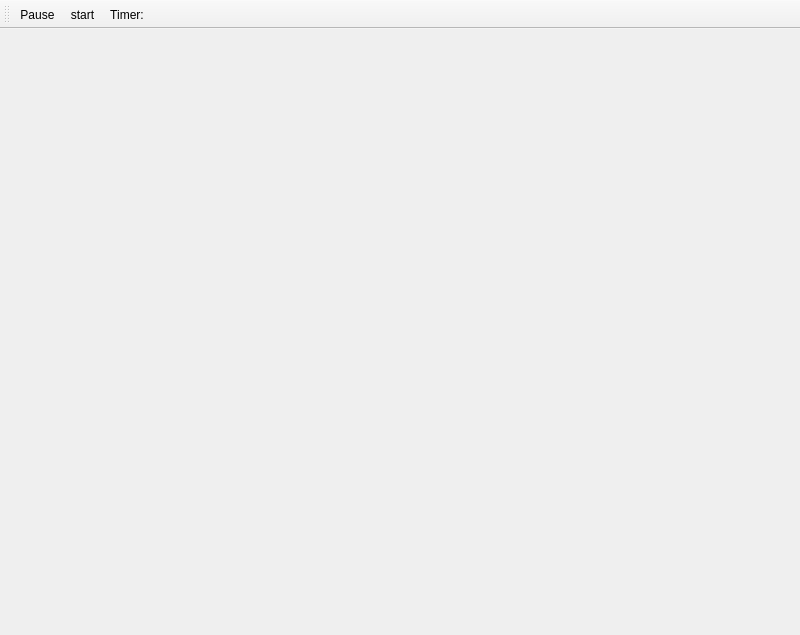
Before: the Qt Designer form A7-Parachutes/A7-Parachutes/gamewindow.ui in thePeterPan/CS3505-2016, drawn with Qt 5.
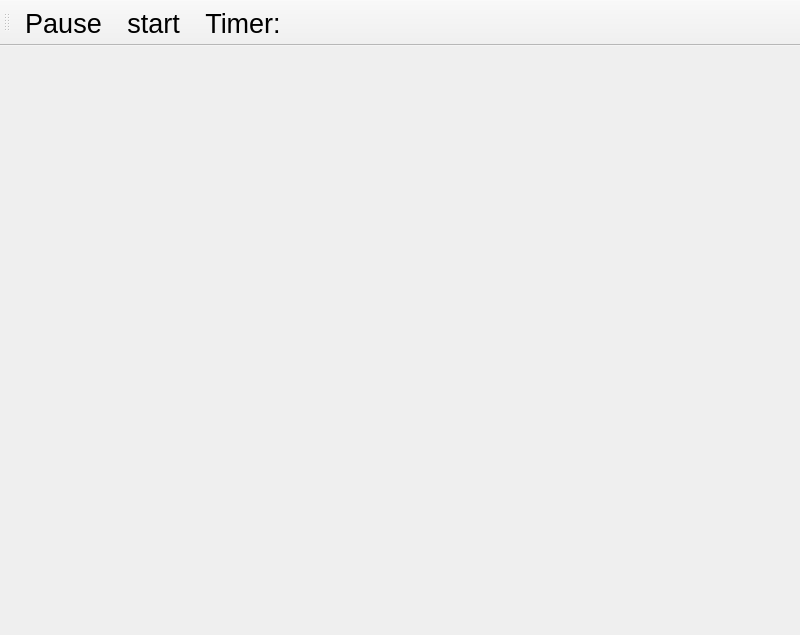
After: the same form once the commit is applied. Icons and pictures are not drawn.

Commit message: emit failed signal

```diff
--- a/A7-Parachutes/A7-Parachutes/gamewindow.ui
+++ b/A7-Parachutes/A7-Parachutes/gamewindow.ui
@@ -45,6 +45,11 @@
    </property>
   </widget>
   <widget class="QToolBar" name="toolBar">
+   <property name="font">
+    <font>
+     <pointsize>20</pointsize>
+    </font>
+   </property>
    <property name="windowTitle">
     <string>toolBar</string>
    </property>
```
The commit also changes 1 other file.
